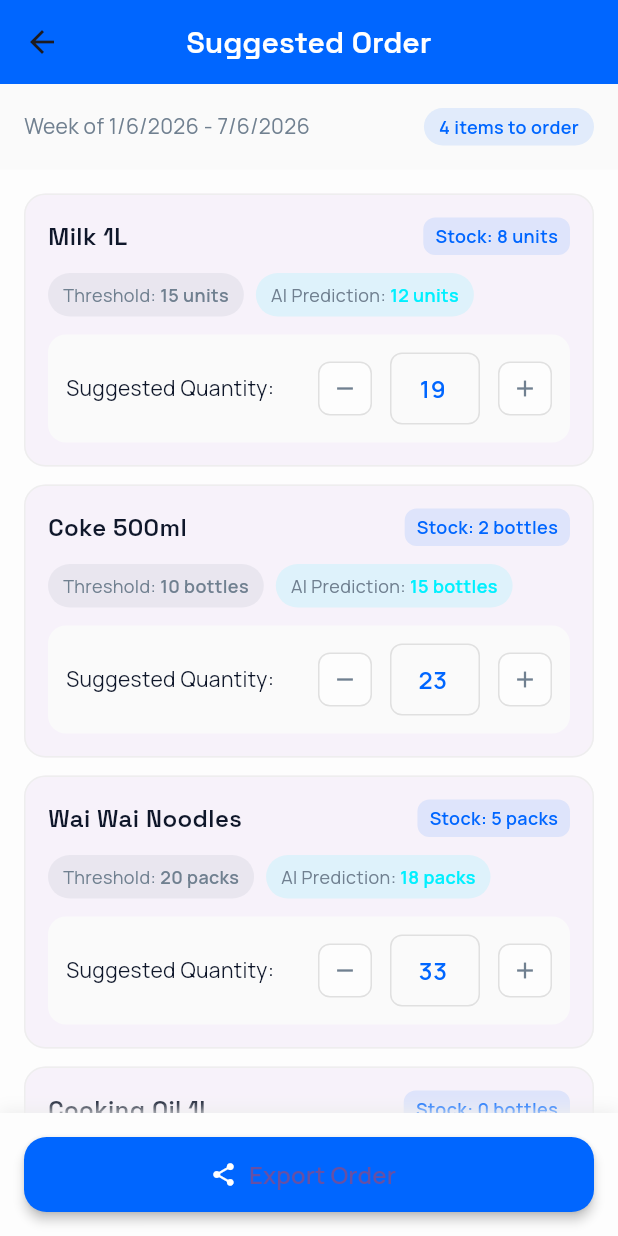
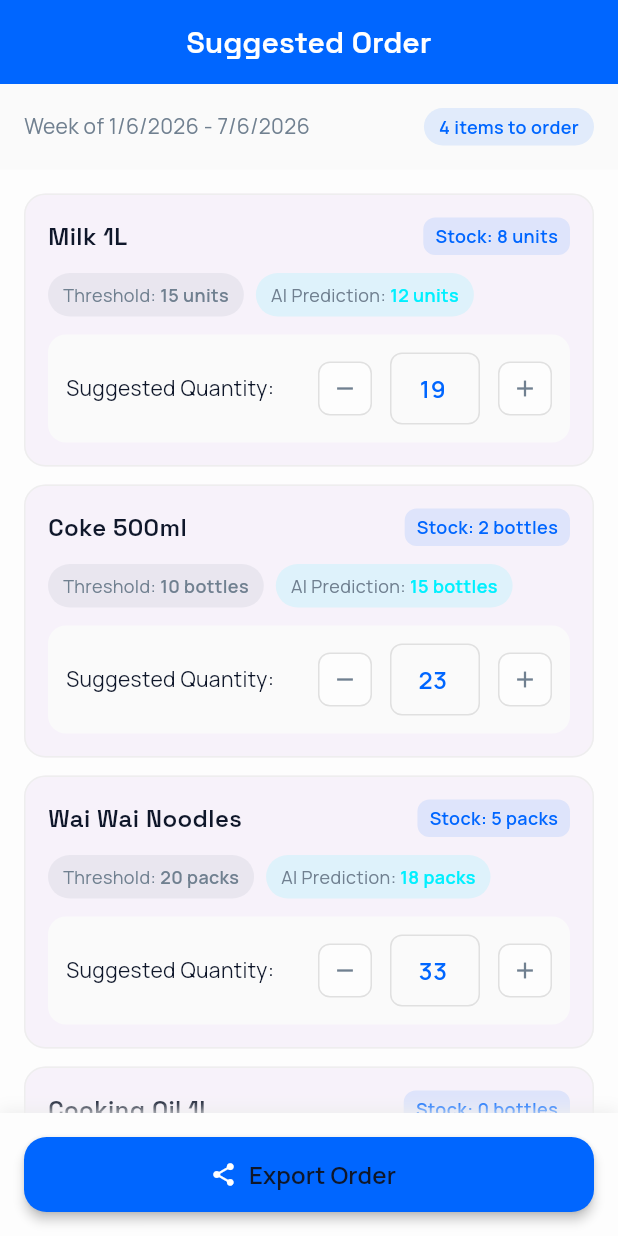
Before and after one commit to Jinx0220/SmartShelf, a Flutter app: the SuggestedOrderScreen screen opened directly, on a phone screen of 412 x 824 dp. Run offline on Flutter 3.47's test engine with Material 3 defaults, Android fonts, the phone set to English and light mode, and no system bars; our stand-ins replace csv, fl_chart, fluttertoast, font_awesome_flutter, google_fonts, share_plus and 1 more; accounts and stored records are empty.

Commit message:
new chnages

```diff
--- a/lib/main.dart
+++ b/lib/main.dart
@@ -1,5 +1,6 @@
 import 'package:flutter/material.dart';
 import 'package:smartshelf/navigation_screen.dart';
+import 'package:smartshelf/suggested_order.dart';
 
 
 void main() {
@@ -18,7 +19,7 @@ class MyApp extends StatelessWidget {
         fontFamily: 'Manrope',
         primarySwatch: Colors.blue,
       ),
-      home: const MainNavigationScreen(),
+      home: const SuggestedOrderScreen(),
     );
   }
 }
--- a/lib/suggested_order.dart
+++ b/lib/suggested_order.dart
@@ -177,6 +177,7 @@ class _SuggestedOrderScreenState extends State<SuggestedOrderScreen> {
                   style: GoogleFonts.manrope(
                     fontSize: 16,
                     fontWeight: FontWeight.w600,
+                    color: AppColor.neutral
                   ),
                 ),
                 style: ElevatedButton.styleFrom(
```
